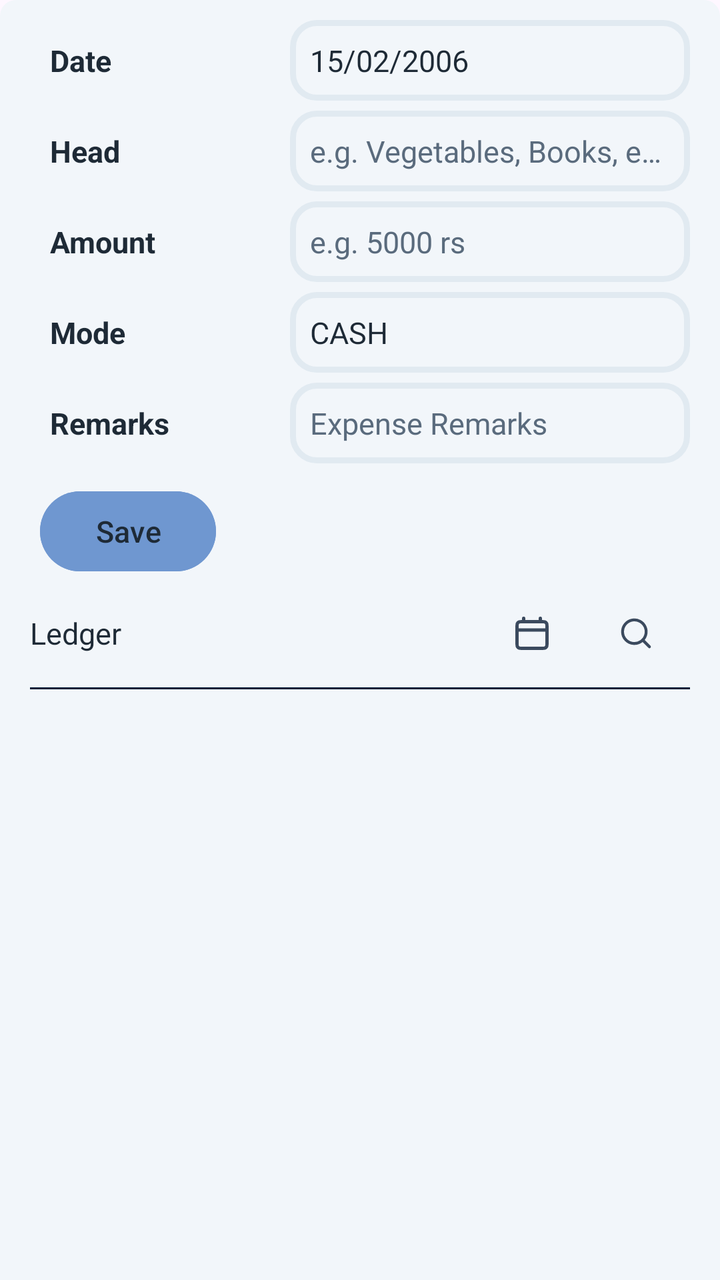
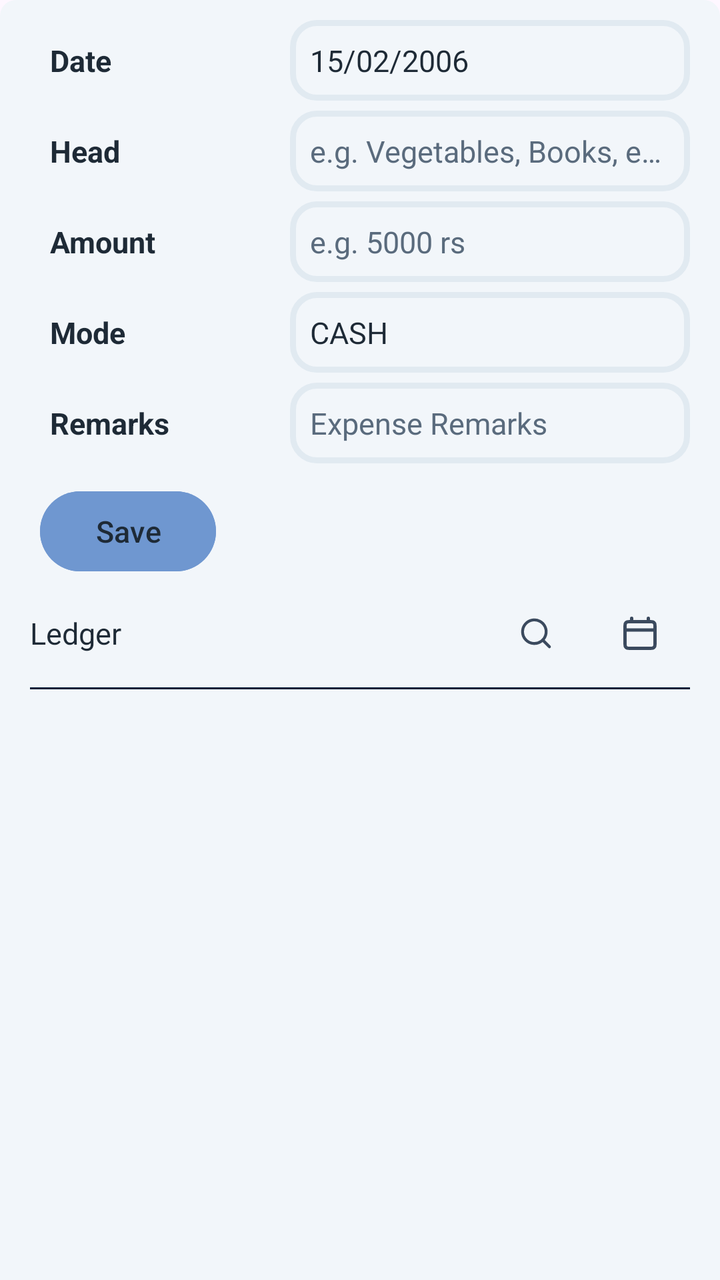

Compare the two renders of this Android layout. The source of the first and the diff that turns it into the second are given below.
<!-- AndroidManifest.xml: application theme Theme.GharKharch -->
<!-- res/layout/fragment_book_expense.xml -->
<?xml version="1.0" encoding="utf-8"?>
<androidx.constraintlayout.widget.ConstraintLayout xmlns:android="http://schemas.android.com/apk/res/android"
    xmlns:app="http://schemas.android.com/apk/res-auto"
    android:layout_width="match_parent"
    android:layout_height="match_parent"
    android:background="@drawable/rounded_top_corners"
    android:backgroundTint="@color/backgroundColor"
    android:paddingHorizontal="@dimen/padding_large">

    <TextView
        android:layout_width="0dp"
        android:layout_height="wrap_content"
        android:layout_marginVertical="@dimen/margin_medium"
        android:padding="@dimen/padding_medium"
        android:text="Date"
        android:textSize="@dimen/text_size_medium"
        android:textStyle="bold"
        app:layout_constraintBottom_toBottomOf="@id/date_picker"
        app:layout_constraintEnd_toStartOf="@id/date_picker"
        app:layout_constraintStart_toStartOf="parent"
        app:layout_constraintTop_toTopOf="@id/date_picker" />

    <TextView
        android:id="@+id/date_picker"
        android:layout_width="200dp"
        android:layout_height="wrap_content"
        android:layout_marginTop="@dimen/margin_medium"
        android:background="@drawable/rounded_border"
        android:padding="@dimen/padding_medium"
        android:text="15/02/2006"
        android:textColor="@color/primaryTextColor"
        android:textSize="@dimen/text_size_medium"
        app:layout_constraintEnd_toEndOf="parent"
        app:layout_constraintTop_toTopOf="parent" />

    <TextView
        android:layout_width="0dp"
        android:layout_height="wrap_content"
        android:layout_marginVertical="@dimen/margin_small"
        android:padding="@dimen/padding_medium"
        android:text="Head"
        android:textSize="@dimen/text_size_medium"
        android:textStyle="bold"
        app:layout_constraintBottom_toBottomOf="@id/input_expense_name"
        app:layout_constraintEnd_toStartOf="@id/input_expense_name"
        app:layout_constraintStart_toStartOf="parent"
        app:layout_constraintTop_toTopOf="@id/input_expense_name" />

    <EditText
        android:id="@+id/input_expense_name"
        style="@style/custom_edit_text"
        android:layout_width="200dp"
        android:layout_height="wrap_content"
        android:layout_marginTop="@dimen/margin_small"
        android:hint="@string/hint_sub_category"
        android:importantForAutofill="no"
        android:textSize="@dimen/text_size_medium"
        app:layout_constraintEnd_toEndOf="parent"
        app:layout_constraintTop_toBottomOf="@id/date_picker" />

    <TextView
        android:layout_width="0dp"
        android:layout_height="wrap_content"
        android:padding="@dimen/padding_medium"
        android:text="Amount "
        android:textSize="@dimen/text_size_medium"
        android:textStyle="bold"
        app:layout_constraintBottom_toBottomOf="@id/input_expense_amount"
        app:layout_constraintEnd_toStartOf="@id/input_expense_amount"
        app:layout_constraintStart_toStartOf="parent"
        app:layout_constraintTop_toTopOf="@id/input_expense_amount" />

    <EditText
        android:id="@+id/input_expense_amount"
        android:layout_width="200dp"
        android:layout_height="wrap_content"
        android:layout_marginTop="@dimen/margin_small"
        android:background="@drawable/rounded_border"
        android:hint="@string/hint_amount"
        android:importantForAutofill="no"
        android:inputType="number"
        android:maxLength="15"
        android:padding="@dimen/padding_medium"
        android:textColorHint="@color/primaryTextColorVariant"
        android:textSize="@dimen/text_size_medium"
        app:layout_constraintEnd_toEndOf="parent"
        app:layout_constraintTop_toBottomOf="@id/input_expense_name" />

    <TextView
        android:layout_width="0dp"
        android:layout_height="wrap_content"
        android:padding="@dimen/padding_medium"
        android:text="Mode"
        android:textSize="@dimen/text_size_medium"
        android:textStyle="bold"
        app:layout_constraintBottom_toBottomOf="@id/modes_of_payment"
        app:layout_constraintEnd_toStartOf="@id/modes_of_payment"
        app:layout_constraintStart_toStartOf="parent"
        app:layout_constraintTop_toTopOf="@id/modes_of_payment" />

    <TextView
        android:id="@+id/modes_of_payment"
        android:layout_width="200dp"
        android:layout_height="wrap_content"
        android:layout_marginTop="@dimen/margin_small"
        android:background="@drawable/rounded_border"
        android:padding="@dimen/padding_medium"
        android:text="CASH"
        android:textColor="@color/primaryTextColor"
        android:textSize="@dimen/text_size_medium"
        app:layout_constraintEnd_toEndOf="parent"
        app:layout_constraintTop_toBottomOf="@id/input_expense_amount" />


    <TextView
        android:layout_width="0dp"
        android:layout_height="wrap_content"
        android:padding="@dimen/padding_medium"
        android:text="Remarks"
        android:textSize="@dimen/text_size_medium"
        android:textStyle="bold"
        app:layout_constraintBottom_toBottomOf="@id/input_expense_remarks"
        app:layout_constraintEnd_toStartOf="@id/input_expense_remarks"
        app:layout_constraintStart_toStartOf="parent"
        app:layout_constraintTop_toTopOf="@id/input_expense_remarks" />

    <EditText
        android:id="@+id/input_expense_remarks"
        style="@style/custom_edit_text"
        android:layout_width="200dp"
        android:layout_height="wrap_content"
        android:layout_marginTop="@dimen/margin_small"
        android:hint="@string/hint_expense_remark"
        android:importantForAutofill="no"
        android:inputType="textMultiLine"
        android:maxLength="50"
        android:maxLines="3"
        android:textSize="@dimen/text_size_medium"
        app:layout_constraintEnd_toEndOf="parent"
        app:layout_constraintTop_toBottomOf="@id/modes_of_payment" />

    <Button
        android:id="@+id/addBtn"
        android:layout_width="wrap_content"
        android:layout_height="wrap_content"
        android:layout_marginVertical="@dimen/margin_medium"
        android:layout_marginStart="@dimen/margin_small"
        android:backgroundTint="@color/buttonColor"
        android:text="Save"
        android:textColor="@color/primaryTextColor"
        android:textSize="@dimen/text_size_medium"
        app:layout_constraintStart_toStartOf="parent"
        app:layout_constraintTop_toBottomOf="@id/input_expense_remarks" />

    <Button
        android:id="@+id/cancelBtn"
        android:layout_width="wrap_content"
        android:layout_height="wrap_content"
        android:layout_marginHorizontal="@dimen/margin_large"
        android:layout_marginVertical="@dimen/margin_medium"
        android:backgroundTint="@color/red"
        android:text="Cancel"
        android:textColor="@color/primaryTextColor"
        android:textSize="@dimen/text_size_medium"
        android:visibility="gone"
        app:layout_constraintStart_toEndOf="@id/addBtn"
        app:layout_constraintTop_toBottomOf="@id/input_expense_remarks" />

    <androidx.recyclerview.widget.RecyclerView
        android:id="@+id/rcv_sub_category_search_list"
        android:layout_width="0dp"
        android:layout_height="wrap_content"
        android:layout_marginVertical="@dimen/margin_small"
        android:background="@drawable/rounded_panel"
        android:backgroundTint="@color/backgroundColor"
        android:clipToOutline="true"
        android:elevation="5dp"
        android:outlineProvider="background"
        android:translationZ="5dp"
        android:visibility="gone"
        app:layout_constraintEnd_toEndOf="@id/input_expense_name"
        app:layout_constraintHeight_max="300dp"
        app:layout_constraintStart_toStartOf="@id/input_expense_name"
        app:layout_constraintTop_toBottomOf="@id/input_expense_name" />

    <LinearLayout
        android:id="@+id/list_container"
        android:layout_width="match_parent"
        android:layout_height="wrap_content"
        android:gravity="center"
        android:orientation="horizontal"
        android:textSize="@dimen/text_size_medium"
        app:layout_constraintTop_toBottomOf="@id/addBtn">

        <TextView
            android:id="@+id/list_title"
            android:layout_width="0dp"
            android:layout_height="wrap_content"
            android:layout_weight="1"
            android:paddingVertical="@dimen/padding_large"
            android:text="Ledger"
            android:textSize="@dimen/text_size_medium" />

        <SearchView
            android:id="@+id/search_view"
            android:layout_width="0dp"
            android:layout_height="wrap_content"
            android:layout_marginVertical="@dimen/margin_medium"
            android:layout_weight="1"
            android:background="@drawable/search_bar_border"
            android:closeIcon="@null"
            android:iconifiedByDefault="false"
            android:searchIcon="@null"
            android:visibility="gone" />

        <ImageView
            android:id="@+id/close_button"
            android:layout_width="wrap_content"
            android:layout_height="wrap_content"
            android:importantForAccessibility="no"
            android:padding="@dimen/padding_large"
            android:src="@drawable/close_search_icon"
            android:visibility="gone" />

        <ImageView
            android:id="@+id/show_calendar"
            android:layout_width="wrap_content"
            android:layout_height="wrap_content"
            android:importantForAccessibility="no"
            android:padding="@dimen/padding_large"
            android:src="@drawable/calendar_icon" />

        <ImageView
            android:id="@+id/search_button"
            android:layout_width="wrap_content"
            android:layout_height="wrap_content"
            android:importantForAccessibility="no"
            android:padding="@dimen/padding_large"
            android:src="@drawable/search_icon" />

    </LinearLayout>

    <View
        android:id="@+id/separator"
        android:layout_width="match_parent"
        android:layout_height="1dp"
        android:background="@color/white_A_black"
        app:layout_constraintTop_toBottomOf="@id/list_container" />

    <androidx.recyclerview.widget.RecyclerView
        android:id="@+id/rcv_expense_list"
        android:layout_width="0dp"
        android:layout_height="0dp"
        android:layout_marginVertical="@dimen/margin_small"
        app:layout_constraintBottom_toBottomOf="parent"
        app:layout_constraintEnd_toEndOf="@id/separator"
        app:layout_constraintStart_toStartOf="@id/list_container"
        app:layout_constraintTop_toBottomOf="@id/list_container" />

</androidx.constraintlayout.widget.ConstraintLayout>
<!-- resources referenced by this layout -->
<resources>
  <color name="backgroundColor">#F2F6FA</color>
  <color name="buttonColor">#6F97D0</color>
  <color name="primaryTextColor">#1E2A36</color>
  <color name="primaryTextColorVariant">#5A6B7D</color>
  <color name="red">#FF0000</color>
  <color name="white_A_black">#011B37</color>
  <dimen name="margin_large">15dp</dimen>
  <dimen name="margin_medium">10dp</dimen>
  <dimen name="margin_small">5dp</dimen>
  <dimen name="padding_large">15dp</dimen>
  <dimen name="padding_medium">10dp</dimen>
  <dimen name="text_size_medium">15sp</dimen>
  <!-- drawable rounded_border (drawable) -->
  <?xml version="1.0" encoding="utf-8"?>
  <shape xmlns:android="http://schemas.android.com/apk/res/android"
      android:shape="rectangle">
      <stroke
          android:width="3dp"
          android:color="@color/backgroundColorVariant" />
      <corners android:radius="12dp" />
  </shape>
  <!-- drawable rounded_panel (drawable) -->
  <?xml version="1.0" encoding="utf-8"?>
  <shape xmlns:android="http://schemas.android.com/apk/res/android"
      android:shape="rectangle">
      <corners android:radius="8dp" />
  </shape>
  <!-- drawable rounded_top_corners (drawable) -->
  <?xml version="1.0" encoding="utf-8"?>
  <shape xmlns:android="http://schemas.android.com/apk/res/android"
      android:shape="rectangle">
      <corners
          android:topLeftRadius="8dp"
              android:topRightRadius="8dp" />
  </shape>
  <!-- drawable search_bar_border (drawable) -->
  <?xml version="1.0" encoding="utf-8"?>
  <shape xmlns:android="http://schemas.android.com/apk/res/android"
      android:shape="rectangle">
      <stroke
          android:width="2dp"
          android:color="@color/searchBarBg" />
      <corners android:radius="12dp" />
  </shape>
  <string name="hint_amount">e.g. 5000 rs</string>
  <string name="hint_expense_remark">Expense Remarks</string>
  <string name="hint_sub_category">e.g. Vegetables, Books, etc.</string>
  <style name="custom_edit_text" parent="Widget.AppCompat.EditText">
          <item name="android:maxLines">1</item>
          <item name="android:maxLength">20</item>
          <item name="android:ellipsize">end</item>
          <item name="android:inputType">textCapSentences</item>
          <item name="android:importantForAutofill">no</item>
          <item name="android:padding">@dimen/padding_medium</item>
          <item name="android:background">@drawable/rounded_border</item>
          <item name="android:textColorHint">@color/primaryTextColorVariant</item>
      </style>
  <style name="Theme.GharKharch" parent="Base.Theme.GharKharch">
          <item name="colorPrimary">@color/backgroundColor</item>
          <item name="colorSecondary">@color/lGrey</item>
          
          <item name="colorOnSecondary">@color/primaryTextColor</item>
          <item name="colorOnPrimary">@color/primaryTextColor</item>
          
          <item name="android:textColor">@color/primaryTextColor</item>
          <item name="android:textColorPrimary">@color/primaryTextColor</item>
          <item name="android:textColorSecondary">@color/primaryTextColorVariant</item>
          
          <item name="android:statusBarColor">@color/backgroundColorVariant</item>
          <item name="android:navigationBarColor">@color/backgroundColorVariant</item>
          <item name="android:windowLightNavigationBar">true</item>
          <item name="android:windowLightStatusBar">true</item>
  
      </style>
  <color name="iconColor">#3B4A5E</color>
  <color name="backgroundColorVariant">#E1EAF1</color>
  <color name="searchBarBg">#5A6B7D</color>
  <style name="Base.Theme.GharKharch" parent="Theme.Material3.DayNight.NoActionBar">
          
      </style>
  <color name="lGrey">#616161</color>
  <!-- unchanged entries left out for length: 3 -->
</resources>

<!-- the commit's change to res/layout/fragment_book_expense.xml (unified diff, before → after) -->
@@ -205,7 +205,6 @@
             android:id="@+id/search_view"
             android:layout_width="0dp"
             android:layout_height="wrap_content"
-            android:layout_marginVertical="@dimen/margin_medium"
             android:layout_weight="1"
             android:background="@drawable/search_bar_border"
             android:closeIcon="@null"
@@ -223,20 +222,20 @@
             android:visibility="gone" />
 
         <ImageView
+            android:id="@+id/search_button"
+            android:layout_width="wrap_content"
+            android:layout_height="wrap_content"
+            android:importantForAccessibility="no"
+            android:padding="@dimen/padding_large"
+            android:src="@drawable/search_icon" />
+
+        <ImageView
             android:id="@+id/show_calendar"
             android:layout_width="wrap_content"
             android:layout_height="wrap_content"
             android:importantForAccessibility="no"
             android:padding="@dimen/padding_large"
             android:src="@drawable/calendar_icon" />
-
-        <ImageView
-            android:id="@+id/search_button"
-            android:layout_width="wrap_content"
-            android:layout_height="wrap_content"
-            android:importantForAccessibility="no"
-            android:padding="@dimen/padding_large"
-            android:src="@drawable/search_icon" />
 
     </LinearLayout>
 
